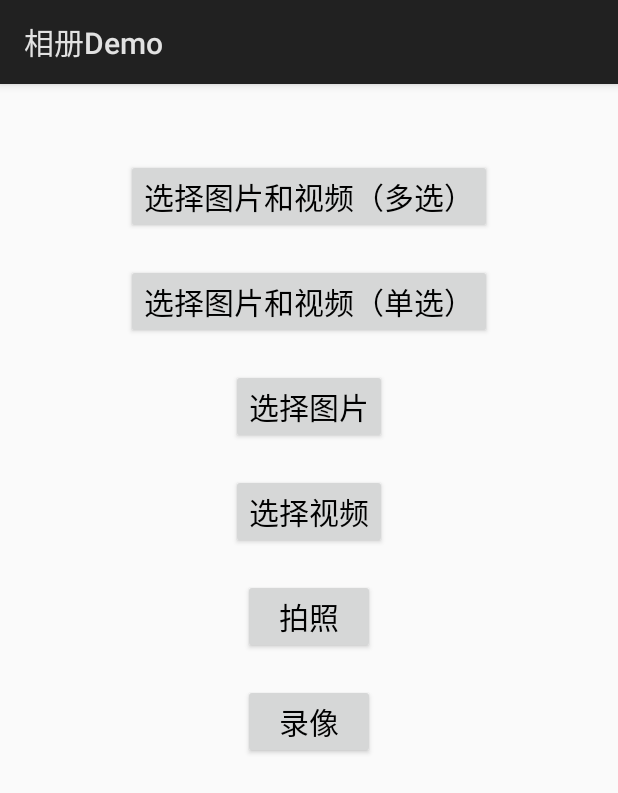
After one commit to dongjieorg/DongjieDemos, an Android app: the AlbumActivity screen opened directly, with no data from a screen before it, on a phone screen of 412 x 824 dp. The commit adds this screen. Shown: the top 793 px of the screen. Run offline under Robolectric (Android 15) with nearby library versions, the phone set to English and light mode, and no system bars; libraries missing offline, so code that uses them is left out: com.yanzhenjie.album; pictures from the network do not load; 1 statement that could not run was skipped.

Commit message:
添加相册demo

```diff
--- a/app/build.gradle
+++ b/app/build.gradle
@@ -33,4 +33,5 @@ dependencies {
     implementation 'com.android.support:cardview-v7:28.0.0'
     implementation 'com.android.support:support-v4:28.0.0'
     implementation 'cn.yc:notificationLib:1.0.2'
+    implementation 'com.yanzhenjie:album:2.1.3'
 }
--- a/app/src/main/AndroidManifest.xml
+++ b/app/src/main/AndroidManifest.xml
@@ -95,7 +95,8 @@
         <activity android:name=".vlayout.VLayoutActivity" />
         <activity android:name=".notification.NotificationActivity" />
         <activity android:name=".lame_record.RecordLameActivity" />
-        <activity android:name=".notification.NotificationClickJumpActivity"></activity>
+        <activity android:name=".notification.NotificationClickJumpActivity" />
+        <activity android:name=".album.AlbumActivity"></activity>
     </application>
 
 </manifest>
--- /dev/null
+++ b/app/src/main/java/com/dongjie/dongjiedemos/album/AlbumActivity.java
@@ -0,0 +1,228 @@
+package com.dongjie.dongjiedemos.album;
+
+import android.app.Activity;
+import android.os.Bundle;
+import android.support.annotation.NonNull;
+import android.view.View;
+import android.widget.ImageView;
+
+import com.bumptech.glide.Glide;
+import com.dongjie.dongjiedemos.R;
+import com.dongjie.dongjiedemos.tools.LogUtils;
+import com.yanzhenjie.album.Action;
+import com.yanzhenjie.album.Album;
+import com.yanzhenjie.album.AlbumConfig;
+import com.yanzhenjie.album.AlbumFile;
+import com.yanzhenjie.album.AlbumLoader;
+import com.yanzhenjie.album.Filter;
+
+import java.util.ArrayList;
+
+/**
+ * 第三方的相册，GitHub地址:https://github.com/yanzhenjie/Album
+ */
+public class AlbumActivity extends Activity {
+
+    @Override
+    protected void onCreate(Bundle savedInstanceState) {
+        super.onCreate(savedInstanceState);
+        setContentView(R.layout.activity_album);
+        setTitle("相册Demo");
+
+        // 初始化相册， 设置加载方式， 可以自己实现，用ImageLoader或者用Glide
+        Album.initialize(AlbumConfig.newBuilder(this)
+                .setAlbumLoader(new MediaLoader())
+                .build());
+    }
+
+    // 选择图片和视频
+    public void onButtonClick1(View v) {
+        Album.album(this) // Image and video mix options.
+                .multipleChoice() // 设置多选， 单选是: singleChoice().设置单选后selectCount调用会报错
+                .columnCount(2) // 页面图片列表上显示几列
+                .selectCount(9)  // 可选择图片的数量， 一般都是9
+                .camera(true) // 列表上是否有相机拍照按钮
+                .cameraVideoQuality(1) // Video quality, [0, 1].
+                .cameraVideoLimitDuration(Long.MAX_VALUE) // The longest duration of the video is in milliseconds.
+                .cameraVideoLimitBytes(Long.MAX_VALUE) // Maximum size of the video, in bytes.
+//                .checkedList() // To reverse the list.
+//                .filterSize() // Filter the file size.
+//                .filterMimeType() // Filter file format.
+//                .filterDuration() // Filter video duration.
+                .afterFilterVisibility(true) // Show the filtered files, but they are not available.
+                .onResult(new Action<ArrayList<AlbumFile>>() {
+                    @Override
+                    public void onAction(@NonNull ArrayList<AlbumFile> result) {
+                        // 用户选择完成之后图片都会回传到这里
+                        LogUtils.showLog("用户选择了：");
+                        for (int i = 0; i < result.size(); i++) {
+                            LogUtils.showLog(result.get(i).getPath());
+                        }
+                    }
+                })
+                .onCancel(new Action<String>() {
+                    // 用户在选择图片界面点击返回键取消选择
+                    @Override
+                    public void onAction(@NonNull String result) {
+                        LogUtils.showLog(result);
+                    }
+                })
+                .start();
+    }
+
+    // 选择图片和视频
+    public void onButtonClick2(View v) {
+        Album.album(this)
+                .singleChoice() // 单选
+                .columnCount(3) // 设置界面上显示多少列
+                .camera(true) // 列表上是否有拍照按钮
+                .cameraVideoQuality(1) // Video quality, [0, 1].
+                .cameraVideoLimitDuration(Long.MAX_VALUE) // The longest duration of the video is in milliseconds.
+                .cameraVideoLimitBytes(Long.MAX_VALUE) // Maximum size of the video, in bytes.
+//                .filterSize() // 过滤文件大小，不设置就不限制大小
+//                .filterMimeType() // 过滤文件格式，不设置就不限制格式，图片视频只要在相册里面都会显示
+//                .filterDuration() // 过滤视频的长度， 限制多长的视频才能显示，不设置就不限制
+                .afterFilterVisibility(true) // Show the filtered files, but they are not available.
+                .onResult(new Action<ArrayList<AlbumFile>>() {
+                    @Override
+                    public void onAction(@NonNull ArrayList<AlbumFile> result) {
+                        // 用户选择完成之后图片都会回传到这里
+                        LogUtils.showLog("用户选择了：");
+                        for (int i = 0; i < result.size(); i++) {
+                            LogUtils.showLog(result.get(i).getPath());
+                        }
+                    }
+                })
+                .onCancel(new Action<String>() {
+                    @Override
+                    public void onAction(@NonNull String result) {
+                        LogUtils.showLog(result);
+                    }
+                })
+                .start();
+    }
+
+    // 选择图片
+    public void onButtonClick3(View v) {
+        Album.image(this) // Image selection.
+                .multipleChoice()
+                .camera(false)
+                .columnCount(4)
+                .selectCount(9)
+//                .filterSize() // 过滤图片大小，不设置就不限制大小
+                .filterMimeType(new Filter<String>() { // 过滤图片格式，只显示jpg和png的图片
+                    @Override
+                    public boolean filter(String attributes) {
+                        return attributes.contains(".jpg") || attributes.contains(".png");
+                    }
+                }) // 过滤文件格式
+                .afterFilterVisibility(true) // Show the filtered files, but they are not available.
+                .onResult(new Action<ArrayList<AlbumFile>>() {
+                    @Override
+                    public void onAction(@NonNull ArrayList<AlbumFile> result) {
+
+                    }
+                })
+                .onCancel(new Action<String>() {
+                    @Override
+                    public void onAction(@NonNull String result) {
+
+                    }
+                })
+                .start();
+    }
+
+    // 只选择视频
+    public void onButtonClick4(View v) {
+        Album.image(this) // Image selection.
+                .multipleChoice()
+                .camera(false)
+                .columnCount(2)
+                .selectCount(9)
+//                .filterSize() // 过滤图片大小，不设置就不限制大小
+                .filterMimeType(new Filter<String>() { // 过滤文件格式，这里只过滤视频
+                    @Override
+                    public boolean filter(String attributes) {
+                        return attributes.toLowerCase().contains(".avi")
+                                || attributes.toLowerCase().contains(".mov")
+                                || attributes.toLowerCase().contains(".rmvb")
+                                || attributes.toLowerCase().contains(".rm")
+                                || attributes.toLowerCase().contains(".flv")
+                                || attributes.toLowerCase().contains(".mp4")
+                                || attributes.toLowerCase().contains(".3gp");
+                    }
+                }) // 过滤文件格式
+                .afterFilterVisibility(true) // Show the filtered files, but they are not available.
+                .onResult(new Action<ArrayList<AlbumFile>>() {
+                    @Override
+                    public void onAction(@NonNull ArrayList<AlbumFile> result) {
+
+                    }
+                })
+                .onCancel(new Action<String>() {
+                    @Override
+                    public void onAction(@NonNull String result) {
+
+                    }
+                })
+                .start();
+    }
+
+    // 直接调用手机相机拍照
+    public void onButtonClick5(View v) {
+        Album.camera(this) // Camera function.
+                .image() // Take Picture.
+//                .filePath() // File save path, not required.
+                .onResult(new Action<String>() {
+                    @Override
+                    public void onAction(@NonNull String result) {
+                        LogUtils.showLog("返回地址：" + result);
+                    }
+                })
+                .onCancel(new Action<String>() {
+                    @Override
+                    public void onAction(@NonNull String result) {
+                        LogUtils.showLog(result);
+                    }
+                })
+                .start();
+    }
+
+    // 直接调用手机相机录视频
+    public void onButtonClick6(View v) {
+        Album.camera(this) // Camera function.
+                .video() // 录像.
+//                .filePath() // File save path, not required.
+                .onResult(new Action<String>() {
+                    @Override
+                    public void onAction(@NonNull String result) {
+                        LogUtils.showLog("返回地址：" + result);
+                    }
+                })
+                .onCancel(new Action<String>() {
+                    @Override
+                    public void onAction(@NonNull String result) {
+                        LogUtils.showLog(result);
+                    }
+                })
+                .start();
+    }
+
+    // 加载图片的类， 里面可以自己配置用什么来加载
+    public class MediaLoader implements AlbumLoader {
+        @Override
+        public void load(ImageView imageView, AlbumFile albumFile) {
+            load(imageView, albumFile.getPath());
+        }
+
+        @Override
+        public void load(ImageView imageView, String url) {
+            Glide.with(imageView.getContext())
+                    .load(url)
+                    .error(R.mipmap.ic_launcher)
+                    .placeholder(R.mipmap.ic_launcher_round)
+                    .crossFade()
+                    .into(imageView);
+        }
+    }
+}
--- /dev/null
+++ b/app/src/main/res/layout/activity_album.xml
@@ -0,0 +1,75 @@
+<?xml version="1.0" encoding="utf-8"?>
+<LinearLayout xmlns:android="http://schemas.android.com/apk/res/android"
+    xmlns:tools="http://schemas.android.com/tools"
+    android:layout_width="match_parent"
+    android:layout_height="match_parent"
+    tools:context=".album.AlbumActivity"
+    android:orientation="vertical"
+    >
+
+    <Button
+        android:layout_width="wrap_content"
+        android:layout_height="wrap_content"
+        android:text="选择图片和视频（多选）"
+        android:textColor="#000"
+        android:textSize="20dp"
+        android:layout_gravity="center_horizontal"
+        android:layout_marginTop="50dp"
+        android:onClick="onButtonClick1"
+        />
+
+    <Button
+        android:layout_width="wrap_content"
+        android:layout_height="wrap_content"
+        android:text="选择图片和视频（单选）"
+        android:textColor="#000"
+        android:textSize="20dp"
+        android:layout_gravity="center_horizontal"
+        android:layout_marginTop="20dp"
+        android:onClick="onButtonClick2"
+        />
+
+    <Button
+        android:layout_width="wrap_content"
+        android:layout_height="wrap_content"
+        android:text="选择图片"
+        android:textColor="#000"
+        android:textSize="20dp"
+        android:layout_gravity="center_horizontal"
+        android:layout_marginTop="20dp"
+        android:onClick="onButtonClick3"
+        />
+
+    <Button
+        android:layout_width="wrap_content"
+        android:layout_height="wrap_content"
+        android:text="选择视频"
+        android:textColor="#000"
+        android:textSize="20dp"
+        android:layout_gravity="center_horizontal"
+        android:layout_marginTop="20dp"
+        android:onClick="onButtonClick4"
+        />
+
+    <Button
+        android:layout_width="wrap_content"
+        android:layout_height="wrap_content"
+        android:text="拍照"
+        android:textColor="#000"
+        android:textSize="20dp"
+        android:layout_gravity="center_horizontal"
+        android:layout_marginTop="20dp"
+        android:onClick="onButtonClick5"
+        />
+
+    <Button
+        android:layout_width="wrap_content"
+        android:layout_height="wrap_content"
+        android:text="录像"
+        android:textColor="#000"
+        android:textSize="20dp"
+        android:layout_gravity="center_horizontal"
+        android:layout_marginTop="20dp"
+        android:onClick="onButtonClick6"
+        />
+</LinearLayout>
```
Also changed, not shown: app/src/main/java/com/dongjie/dongjiedemos/MainActivity.java (+8 -0 lines).
